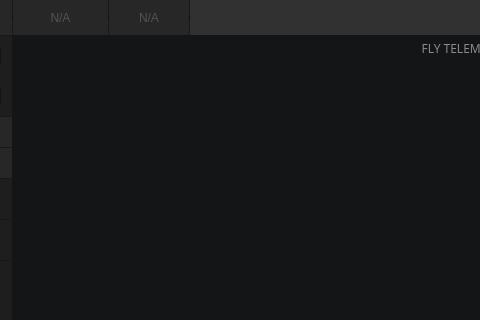
Above: edvs/ui/MainWindow.ui from lowg0d/Cansat-Mission-Control before the change; both pictures show x 188 to 668 and y 0 to 320 of the 1105 by 664 pixel window. Below: the same form after it.
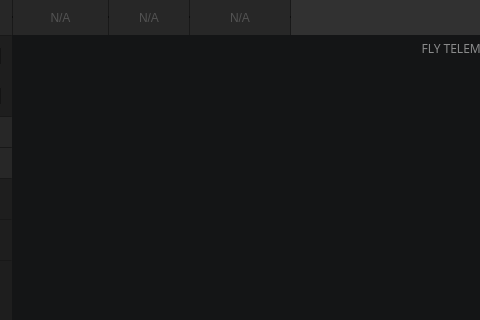
That is the form after the change. Icons and pictures are not drawn.

Commit message: added state detection based on altitude changes

```diff
--- a/edvs/ui/MainWindow.ui
+++ b/edvs/ui/MainWindow.ui
@@ -360,6 +360,66 @@
          </property>
         </widget>
        </item>
+       <item>
+        <widget class="QLabel" name="lb_state">
+         <property name="sizePolicy">
+          <sizepolicy hsizetype="Maximum" vsizetype="Maximum">
+           <horstretch>0</horstretch>
+           <verstretch>0</verstretch>
+          </sizepolicy>
+         </property>
+         <property name="minimumSize">
+          <size>
+           <width>100</width>
+           <height>35</height>
+          </size>
+         </property>
+         <property name="maximumSize">
+          <size>
+           <width>120</width>
+           <height>35</height>
+          </size>
+         </property>
+         <property name="styleSheet">
+          <string notr="true">QLabel{
+color: rgba(255, 255, 255, 0.2);
+background-color: rgb(39, 39, 39);
+}
+
+QLabel:hover{
+color: rgba(255, 255, 255, 0.2);
+}</string>
+         </property>
+         <property name="text">
+          <string>N/A</string>
+         </property>
+         <property name="alignment">
+          <set>Qt::AlignCenter</set>
+         </property>
+        </widget>
+       </item>
+       <item>
+        <widget class="Line" name="line_hide_6">
+         <property name="minimumSize">
+          <size>
+           <width>1</width>
+           <height>0</height>
+          </size>
+         </property>
+         <property name="maximumSize">
+          <size>
+           <width>1</width>
+           <height>45</height>
+          </size>
+         </property>
+         <property name="styleSheet">
+          <string notr="true">background-color: rgba(0, 0, 0, 0.5);</string>
+         </property>
+         <property name="orientation">
+          <enum>Qt::Horizontal</enum>
+         </property>
+        </widget>
+       </item>
        <item>
         <spacer name="top_bar_spacer">
          <property name="orientation">
```
The commit also changes 3 other files.
